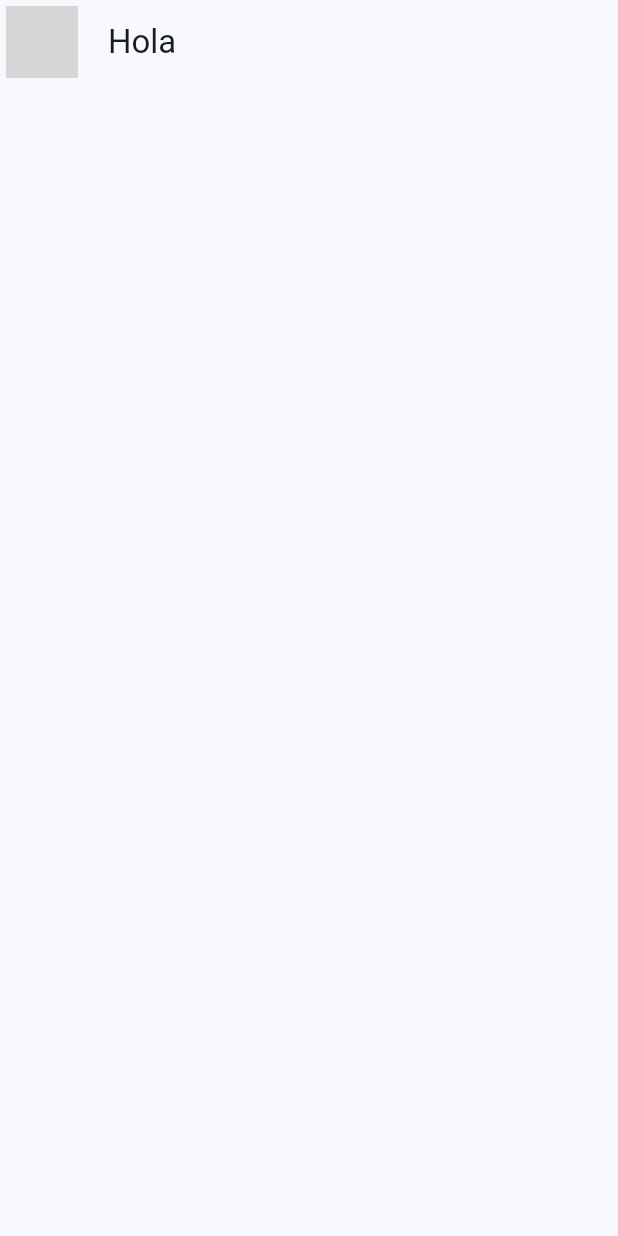
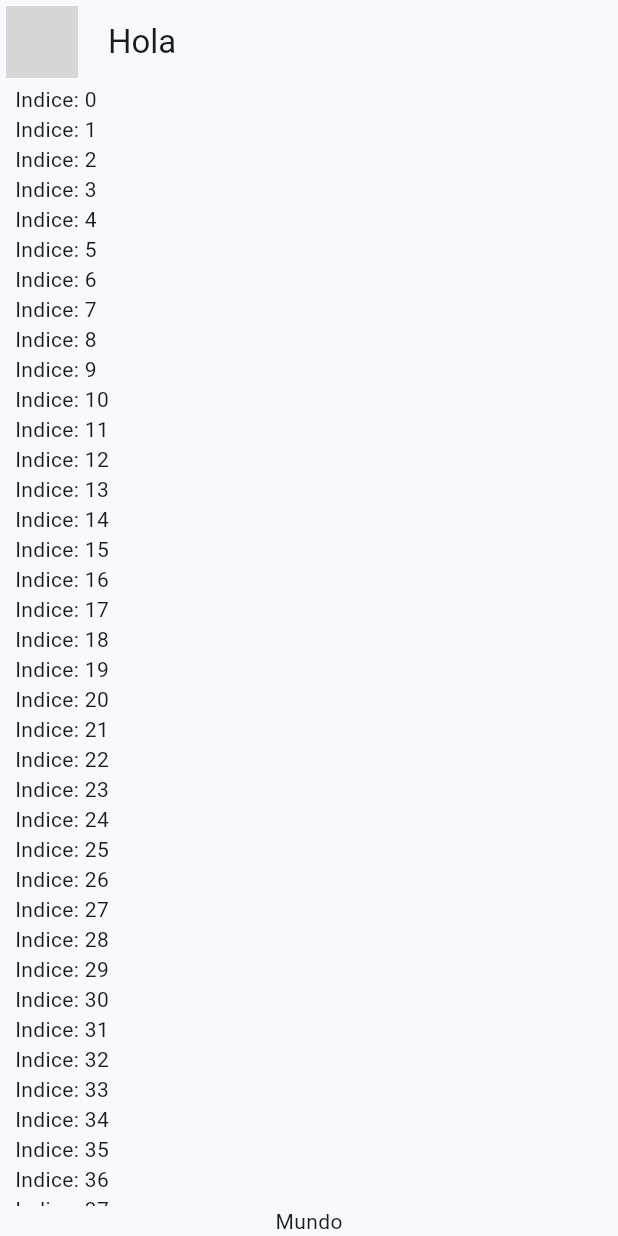
Before and after one commit to cesantaniello/yes_no_app, a Flutter app: the screen it shows after launch, on a phone screen of 412 x 824 dp. Run offline on Flutter 3.47's test engine with Material 3 defaults, Android fonts, the phone set to English and light mode, and no system bars; network calls fail; grey boxes are pictures that could not be loaded.

```diff
--- a/lib/presentation/chat/chat_screen.dart
+++ b/lib/presentation/chat/chat_screen.dart
@@ -10,12 +10,37 @@ class ChatScreen extends StatelessWidget {
         leading: const Padding(
           padding: EdgeInsets.all(4.0),
           child: CircleAvatar(
-            backgroundImage: NetworkImage('https://pbs.twimg.com/profile_images/588353819312054274/1FN4L8aG_400x400.jpg'),
+            backgroundImage: NetworkImage(
+                'https://pbs.twimg.com/profile_images/588353819312054274/1FN4L8aG_400x400.jpg'),
           ),
         ),
         title: const Text('Hola'),
         centerTitle: false,
       ),
+      body: _ChatView(),
     );
   }
 }
+
+class _ChatView extends StatelessWidget {
+  @override
+  Widget build(BuildContext context) {
+    return SafeArea(
+      child: Padding(
+        padding: const EdgeInsets.symmetric(horizontal: 10),
+        child: Column(
+          children: [
+            Expanded(
+              child: ListView.builder(
+                itemCount: 100,
+                itemBuilder: (context, index) {
+                return Text('Indice: $index');
+              }),
+            ),
+            const Text('Mundo'),
+          ],
+        ),
+      ),
+    );
+  }
+}
```
